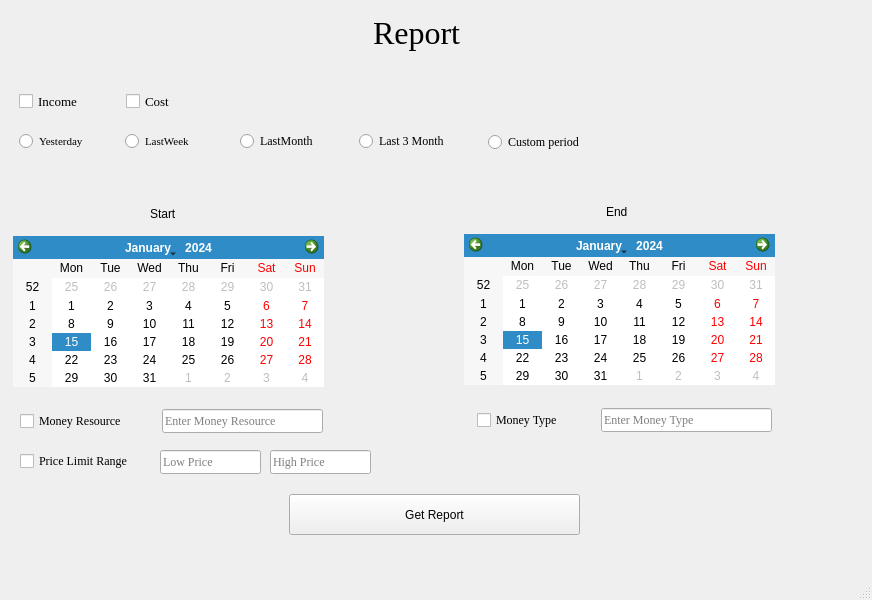
Above: Search_Report/mainwindow_report.ui from PMahdiDehghaniP/MA_AP_Project before the change. Below: the same form after it.
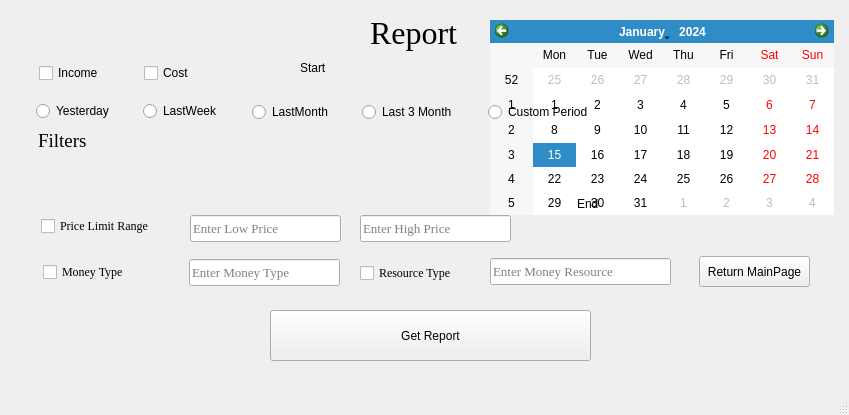
That is the form after the change.

Diff of the .ui file:
```diff
--- a/Search_Report/mainwindow_report.ui
+++ b/Search_Report/mainwindow_report.ui
@@ -6,8 +6,8 @@
    <rect>
     <x>0</x>
     <y>0</y>
-    <width>872</width>
-    <height>600</height>
+    <width>849</width>
+    <height>415</height>
    </rect>
   </property>
   <property name="windowTitle">
@@ -17,7 +17,7 @@
    <widget class="QLabel" name="report_label">
     <property name="geometry">
      <rect>
-      <x>373</x>
+      <x>370</x>
       <y>12</y>
       <width>111</width>
       <height>41</height>
@@ -33,50 +33,176 @@
      <string>Report</string>
     </property>
    </widget>
+   <widget class="QLabel" name="filter_label">
+    <property name="geometry">
+     <rect>
+      <x>38</x>
+      <y>130</y>
+      <width>61</width>
+      <height>21</height>
+     </rect>
+    </property>
+    <property name="font">
+     <font>
+      <family>Times New Roman</family>
+      <pointsize>14</pointsize>
+     </font>
+    </property>
+    <property name="text">
+     <string>Filters</string>
+    </property>
+   </widget>
+   <widget class="QCheckBox" name="price_checkbox">
+    <property name="geometry">
+     <rect>
+      <x>41</x>
+      <y>215</y>
+      <width>131</width>
+      <height>22</height>
+     </rect>
+    </property>
+    <property name="font">
+     <font>
+      <family>Times New Roman</family>
+      <pointsize>9</pointsize>
+     </font>
+    </property>
+    <property name="text">
+     <string>Price Limit Range</string>
+    </property>
+   </widget>
+   <widget class="QLineEdit" name="price_high">
+    <property name="geometry">
+     <rect>
+      <x>360</x>
+      <y>215</y>
+      <width>151</width>
+      <height>27</height>
+     </rect>
+    </property>
+    <property name="font">
+     <font>
+      <family>Times New Roman</family>
+      <pointsize>10</pointsize>
+     </font>
+    </property>
+    <property name="placeholderText">
+     <string>Enter High Price</string>
+    </property>
+   </widget>
+   <widget class="QLineEdit" name="price_low">
+    <property name="geometry">
+     <rect>
+      <x>190</x>
+      <y>215</y>
+      <width>151</width>
+      <height>27</height>
+     </rect>
+    </property>
+    <property name="font">
+     <font>
+      <family>Times New Roman</family>
+      <pointsize>10</pointsize>
+     </font>
+    </property>
+    <property name="placeholderText">
+     <string>Enter Low Price</string>
+    </property>
+   </widget>
+   <widget class="QPushButton" name="return_btn">
+    <property name="geometry">
+     <rect>
+      <x>699</x>
+      <y>256</y>
+      <width>111</width>
+      <height>31</height>
+     </rect>
+    </property>
+    <property name="text">
+     <string>Return MainPage</string>
+    </property>
+   </widget>
+   <widget class="QCalendarWidget" name="calender_start">
+    <property name="geometry">
+     <rect>
+      <x>490</x>
+      <y>20</y>
+      <width>344</width>
+      <height>195</height>
+     </rect>
+    </property>
+   </widget>
+   <widget class="QLabel" name="start_label">
+    <property name="geometry">
+     <rect>
+      <x>300</x>
+      <y>60</y>
+      <width>41</width>
+      <height>16</height>
+     </rect>
+    </property>
+    <property name="text">
+     <string>Start</string>
+    </property>
+   </widget>
+   <widget class="QCalendarWidget" name="calender_end">
+    <property name="geometry">
+     <rect>
+      <x>490</x>
+      <y>20</y>
+      <width>344</width>
+      <height>195</height>
+     </rect>
+    </property>
+   </widget>
+   <widget class="QLabel" name="end_label">
+    <property name="geometry">
+     <rect>
+      <x>577</x>
+      <y>196</y>
+      <width>55</width>
+      <height>16</height>
+     </rect>
+    </property>
+    <property name="text">
+     <string>End</string>
+    </property>
+   </widget>
    <widget class="QCheckBox" name="income_checkbox">
     <property name="geometry">
      <rect>
-      <x>19</x>
-      <y>90</y>
+      <x>39</x>
+      <y>62</y>
       <width>83</width>
       <height>22</height>
      </rect>
     </property>
-    <property name="font">
-     <font>
-      <family>Times New Roman</family>
-      <pointsize>10</pointsize>
-     </font>
-    </property>
     <property name="text">
      <string>Income</string>
     </property>
    </widget>
-   <widget class="QCalendarWidget" name="start_calender">
+   <widget class="QCheckBox" name="cost_checkbox">
     <property name="geometry">
      <rect>
-      <x>13</x>
-      <y>236</y>
-      <width>311</width>
-      <height>151</height>
+      <x>144</x>
+      <y>62</y>
+      <width>83</width>
+      <height>22</height>
      </rect>
     </property>
+    <property name="text">
+     <string>Cost</string>
+    </property>
    </widget>
    <widget class="QRadioButton" name="yesterday_radio">
     <property name="geometry">
      <rect>
-      <x>19</x>
-      <y>130</y>
+      <x>36</x>
+      <y>100</y>
       <width>97</width>
       <height>22</height>
      </rect>
     </property>
-    <property name="font">
-     <font>
-      <family>Times New Roman</family>
-      <pointsize>8</pointsize>
-     </font>
-    </property>
     <property name="text">
      <string>Yesterday</string>
     </property>
@@ -84,18 +210,12 @@
    <widget class="QRadioButton" name="lastweek_radio">
     <property name="geometry">
      <rect>
-      <x>125</x>
-      <y>130</y>
+      <x>143</x>
+      <y>100</y>
       <width>97</width>
       <height>22</height>
      </rect>
     </property>
-    <property name="font">
-     <font>
-      <family>Times New Roman</family>
-      <pointsize>8</pointsize>
-     </font>
-    </property>
     <property name="text">
      <string>LastWeek</string>
     </property>
@@ -103,19 +223,12 @@
    <widget class="QRadioButton" name="lastmonth_radio">
     <property name="geometry">
      <rect>
-      <x>240</x>
-      <y>130</y>
+      <x>252</x>
+      <y>101</y>
       <width>97</width>
       <height>22</height>
      </rect>
     </property>
-    <property name="font">
-     <font>
-      <family>Times New Roman</family>
-      <weight>50</weight>
-      <bold>false</bold>
-     </font>
-    </property>
     <property name="text">
      <string>LastMonth</string>
     </property>
@@ -123,17 +236,12 @@
    <widget class="QRadioButton" name="last3month_radio">
     <property name="geometry">
      <rect>
-      <x>359</x>
-      <y>130</y>
-      <width>101</width>
+      <x>362</x>
+      <y>101</y>
+      <width>97</width>
       <height>22</height>
      </rect>
     </property>
-    <property name="font">
-     <font>
-      <family>Times New Roman</family>
-     </font>
-    </property>
     <property name="text">
      <string>Last 3 Month</string>
     </property>
@@ -142,80 +250,39 @@
     <property name="geometry">
      <rect>
       <x>488</x>
-      <y>131</y>
+      <y>101</y>
       <width>111</width>
       <height>22</height>
      </rect>
     </property>
-    <property name="font">
-     <font>
-      <family>Times New Roman</family>
-     </font>
-    </property>
     <property name="text">
-     <string>Custom period</string>
+     <string>Custom Period</string>
     </property>
    </widget>
-   <widget class="QLabel" name="label">
+   <widget class="QCheckBox" name="type_checkbox">
     <property name="geometry">
      <rect>
-      <x>150</x>
-      <y>206</y>
-      <width>31</width>
-      <height>16</height>
-     </rect>
-    </property>
-    <property name="text">
-     <string>Start</string>
-    </property>
-   </widget>
-   <widget class="QLabel" name="label_2">
-    <property name="geometry">
-     <rect>
-      <x>606</x>
-      <y>204</y>
-      <width>31</width>
-      <height>16</height>
-     </rect>
-    </property>
-    <property name="text">
-     <string>End</string>
-    </property>
-   </widget>
-   <widget class="QCalendarWidget" name="end_calender">
-    <property name="geometry">
-     <rect>
-      <x>464</x>
-      <y>234</y>
-      <width>311</width>
-      <height>151</height>
-     </rect>
-    </property>
-   </widget>
-   <widget class="QCheckBox" name="cost_check_box">
-    <property name="geometry">
-     <rect>
-      <x>126</x>
-      <y>90</y>
-      <width>83</width>
+      <x>43</x>
+      <y>261</y>
+      <width>111</width>
       <height>22</height>
      </rect>
     </property>
     <property name="font">
      <font>
       <family>Times New Roman</family>
-      <pointsize>10</pointsize>
+      <pointsize>9</pointsize>
      </font>
     </property>
     <property name="text">
-     <string>Cost</string>
+     <string>Money Type</string>
     </property>
    </widget>
    <widget class="QCheckBox" name="resoruce_checkbox">
     <property name="geometry">
      <rect>
-      <x>20</x>
-      <y>410</y>
+      <x>360</x>
+      <y>262</y>
       <width>131</width>
       <height>22</height>
      </rect>
@@ -223,129 +290,58 @@
     <property name="font">
      <font>
       <family>Times New Roman</family>
+      <pointsize>9</pointsize>
      </font>
     </property>
     <property name="text">
-     <string>Money Resource</string>
+     <string>Resource Type</string>
     </property>
    </widget>
-   <widget class="QCheckBox" name="checkBox_2">
+   <widget class="QLineEdit" name="type_lineedit">
     <property name="geometry">
      <rect>
-      <x>477</x>
-      <y>409</y>
-      <width>101</width>
-      <height>22</height>
+      <x>189</x>
+      <y>259</y>
+      <width>151</width>
+      <height>27</height>
      </rect>
     </property>
     <property name="font">
      <font>
       <family>Times New Roman</family>
-     </font>
-    </property>
-    <property name="text">
-     <string>Money Type </string>
-    </property>
-   </widget>
-   <widget class="QLineEdit" name="lineEdit">
-    <property name="geometry">
-     <rect>
-      <x>162</x>
-      <y>409</y>
-      <width>161</width>
-      <height>24</height>
-     </rect>
-    </property>
-    <property name="font">
-     <font>
-      <family>Times New Roman</family>
-      <pointsize>9</pointsize>
-     </font>
-    </property>
-    <property name="placeholderText">
-     <string>Enter Money Resource</string>
-    </property>
-   </widget>
-   <widget class="QLineEdit" name="type_checkbox">
-    <property name="geometry">
-     <rect>
-      <x>601</x>
-      <y>408</y>
-      <width>171</width>
-      <height>24</height>
-     </rect>
-    </property>
-    <property name="font">
-     <font>
-      <family>Times New Roman</family>
-      <pointsize>9</pointsize>
+      <pointsize>10</pointsize>
      </font>
     </property>
     <property name="placeholderText">
      <string>Enter Money Type</string>
     </property>
    </widget>
-   <widget class="QCheckBox" name="checkBox">
+   <widget class="QLineEdit" name="resource_lineedit">
     <property name="geometry">
      <rect>
-      <x>20</x>
-      <y>450</y>
-      <width>131</width>
-      <height>22</height>
+      <x>490</x>
+      <y>258</y>
+      <width>181</width>
+      <height>27</height>
      </rect>
     </property>
     <property name="font">
      <font>
       <family>Times New Roman</family>
+      <pointsize>10</pointsize>
      </font>
     </property>
-    <property name="text">
-     <string>Price Limit Range</string>
-    </property>
-   </widget>
-   <widget class="QLineEdit" name="lineEdit_2">
-    <property name="geometry">
-     <rect>
-      <x>160</x>
-      <y>450</y>
-      <width>101</width>
-      <height>24</height>
-     </rect>
-    </property>
-    <property name="font">
-     <font>
-      <family>Times New Roman</family>
-     </font>
-    </property>
     <property name="placeholderText">
-     <string>Low Price</string>
-    </property>
-   </widget>
-   <widget class="QLineEdit" name="lineEdit_3">
-    <property name="geometry">
-     <rect>
-      <x>270</x>
-      <y>450</y>
-      <width>101</width>
-      <height>24</height>
-     </rect>
-    </property>
-    <property name="font">
-     <font>
-      <family>Times New Roman</family>
-     </font>
-    </property>
-    <property name="placeholderText">
-     <string>High Price</string>
+     <string>Enter Money Resource</string>
     </property>
    </widget>
    <widget class="QPushButton" name="report_btn">
     <property name="geometry">
      <rect>
-      <x>289</x>
-      <y>494</y>
-      <width>291</width>
-      <height>41</height>
+      <x>270</x>
+      <y>310</y>
+      <width>321</width>
+      <height>51</height>
      </rect>
     </property>
     <property name="text">
```
Left out of the diff: 6 changed lines with no effect on the pictures.
